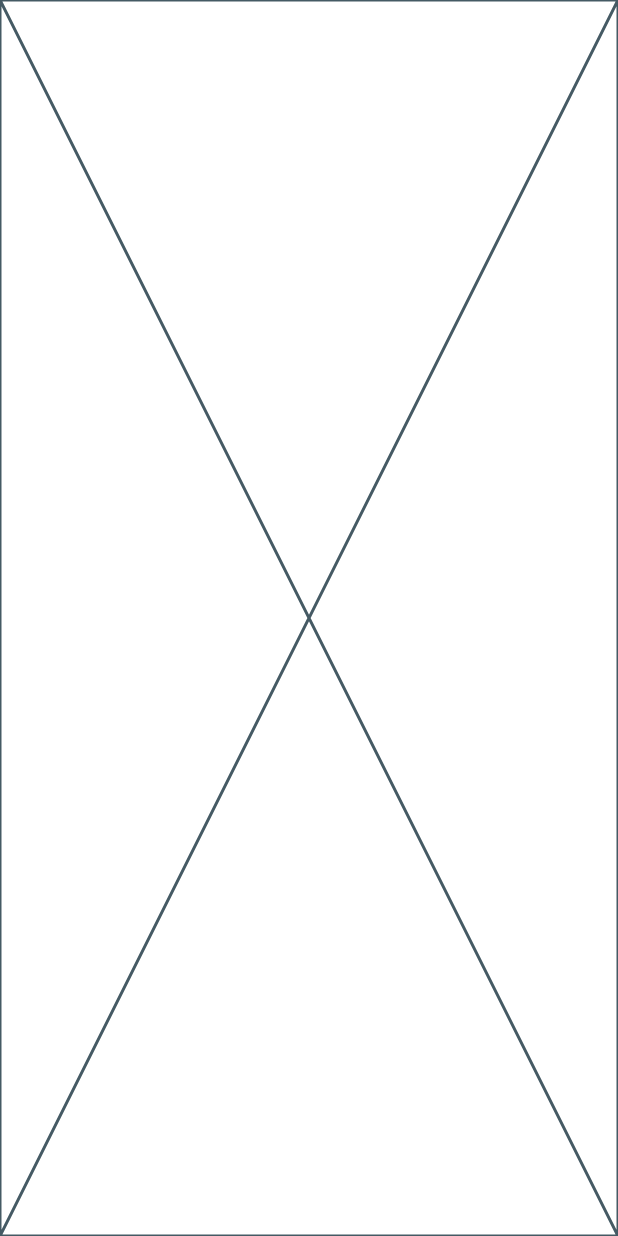
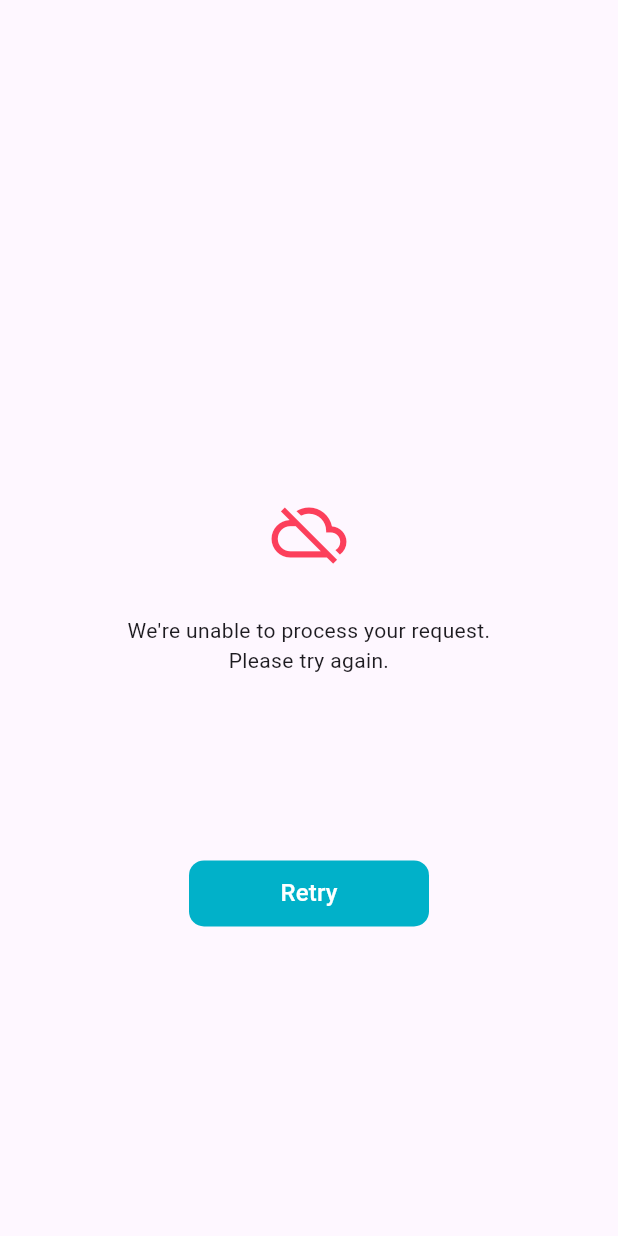
Before and after one commit to musman023/getx_mvvm_mvc, a Flutter app: the screen it shows after launch, on a phone screen of 412 x 824 dp. Run offline on Flutter 3.47's test engine with Material 3 defaults, Android fonts, the phone set to English and light mode, and no system bars; our stand-ins replace fluttertoast, get.

Commit message:
set components

```diff
--- /dev/null
+++ b/lib/res/assets/image_assets.dart
@@ -0,0 +1,4 @@
+class ImageAssets {
+  static const String splashScreen = 'assets/images/splash_screen.jpg';
+  static const String messageIcon = 'assets/icons/message.png';
+}
--- a/lib/res/colors/app_color.dart
+++ b/lib/res/colors/app_color.dart
@@ -2,5 +2,18 @@ import 'package:flutter/widgets.dart';
 
 class AppColor {
   static const Color blackColor = Color(0xFF000000);
+
   static const Color whiteColor = Color(0xFFFFFFFF);
+
+  static const Color primaryColor = Color(0xFF01B1C9);
+
+  static const Color primaryButtonColor = Color(0xFF01B1C9);
+
+  static const Color secondaryButtonColor = Color(0xFFFC3F5B);
+
+  static const Color redColor = Color(0xFFFC3F5B);
+
+  static const Color primaryTextColor = Color(0xFF000000);
+
+  static const Color secondaryTextColor = Color(0xFF444648);
 }
--- /dev/null
+++ b/lib/res/components/general_exception.dart
@@ -0,0 +1,65 @@
+import 'package:flutter/material.dart';
+import 'package:get/get.dart';
+import 'package:getxmvc/res/colors/app_color.dart';
+
+class GeneralExceptionWidget extends StatefulWidget {
+  final VoidCallback onPress;
+  const GeneralExceptionWidget({super.key, required this.onPress});
+
+  @override
+  State<GeneralExceptionWidget> createState() => _GeneralExceptionWidgetState();
+}
+
+class _GeneralExceptionWidgetState extends State<GeneralExceptionWidget> {
+  @override
+  Widget build(BuildContext context) {
+    return Padding(
+      padding: const EdgeInsets.symmetric(horizontal: 20),
+      child: Column(
+        mainAxisAlignment: MainAxisAlignment.center,
+        crossAxisAlignment: CrossAxisAlignment.center,
+        children: [
+          SizedBox(
+            height: Get.height * .15,
+          ),
+          const Center(
+            child: Icon(
+              Icons.cloud_off,
+              color: AppColor.redColor,
+              size: 50,
+            ),
+          ),
+          Padding(
+            padding: const EdgeInsets.only(top: 30.0),
+            child: Center(
+                child: Text(
+              'general_exception'.tr,
+              textAlign: TextAlign.center,
+            )),
+          ),
+          SizedBox(
+            height: Get.height * .15,
+          ),
+          InkWell(
+            onTap: widget.onPress,
+            child: Container(
+              height: 44,
+              width: 160,
+              decoration: BoxDecoration(
+                  color: AppColor.primaryColor,
+                  borderRadius: BorderRadius.circular(10)),
+              child: Center(
+                  child: Text(
+                "Retry",
+                style: Theme.of(context)
+                    .textTheme
+                    .titleMedium!
+                    .copyWith(color: AppColor.whiteColor),
+              )),
+            ),
+          )
+        ],
+      ),
+    );
+  }
+}
--- /dev/null
+++ b/lib/res/fonts/app_fonts.dart
@@ -0,0 +1,3 @@
+class AppFonts {
+  static const String robotBold = 'Schyler';
+}
--- a/lib/res/getx_localization/languages.dart
+++ b/lib/res/getx_localization/languages.dart
@@ -3,7 +3,15 @@ import 'package:get/get_navigation/src/root/internacionalization.dart';
 class Languages extends Translations {
   @override
   Map<String, Map<String, String>> get keys => {
-        'en_US': {'email_hint': 'Enter Email'},
-        'ur_PK': {'email_hint': 'ای میل درج کریں۔'},
+        'en_US': {
+          'email_hint': 'Enter Email',
+          'internet_exception':
+              "We're unable to show results.\nPlease check your data\nconnection.",
+          'general_exception':
+              "We're unable to process your request.\nPlease try again."
+        },
+        'ur_PK': {
+          'email_hint': 'ای میل درج کریں۔',
+        },
       };
 }
--- a/lib/view/splash_screen.dart
+++ b/lib/view/splash_screen.dart
@@ -1,4 +1,5 @@
 import 'package:flutter/material.dart';
+import 'package:getxmvc/res/components/general_exception.dart';
 
 class SplashScreen extends StatefulWidget {
   const SplashScreen({super.key});
@@ -10,6 +11,11 @@ class SplashScreen extends StatefulWidget {
 class _SplashScreenState extends State<SplashScreen> {
   @override
   Widget build(BuildContext context) {
-    return const Placeholder();
+    return Scaffold(
+      // body: Center(child: Image(image: AssetImage(ImageAssets.splashScreen))),
+      body: GeneralExceptionWidget(
+        onPress: () {},
+      ),
+    );
   }
 }
```
Also changed, not shown: lib/res/components/internet_exception_widget.dart (added, +66 -0 lines), lib/res/components/round_button.dart (added, +42 -0 lines), pubspec.yaml (+4 -3 lines), assets/icons/message.png (added), assets/images/splash_screen.jpg (added).
